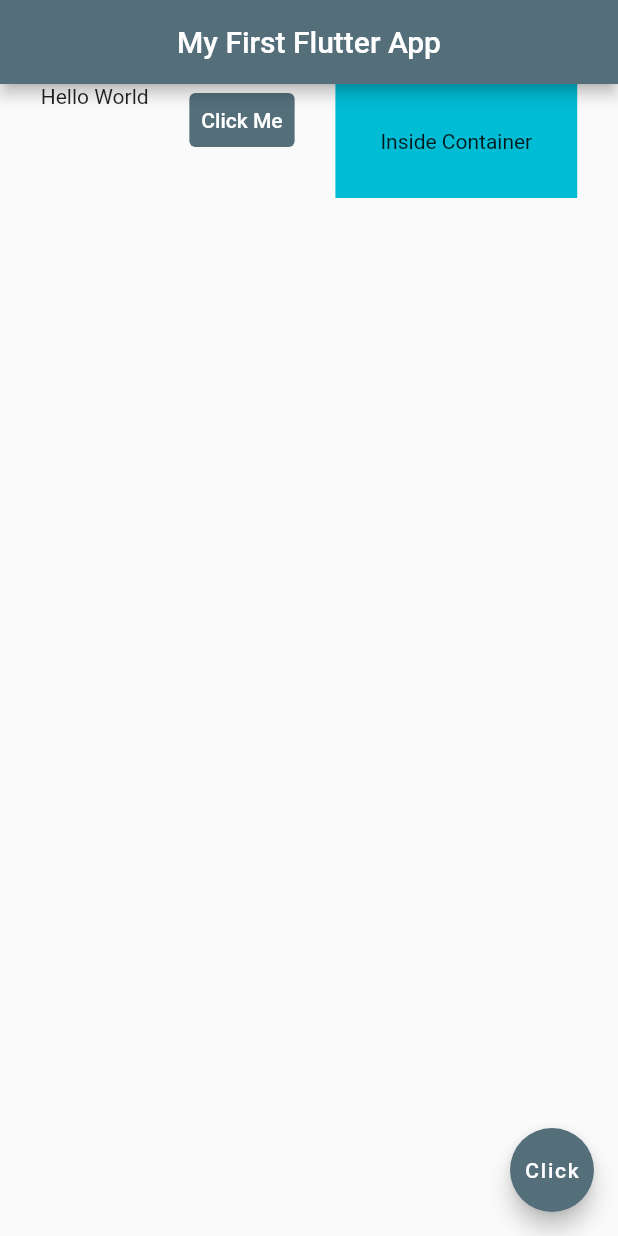
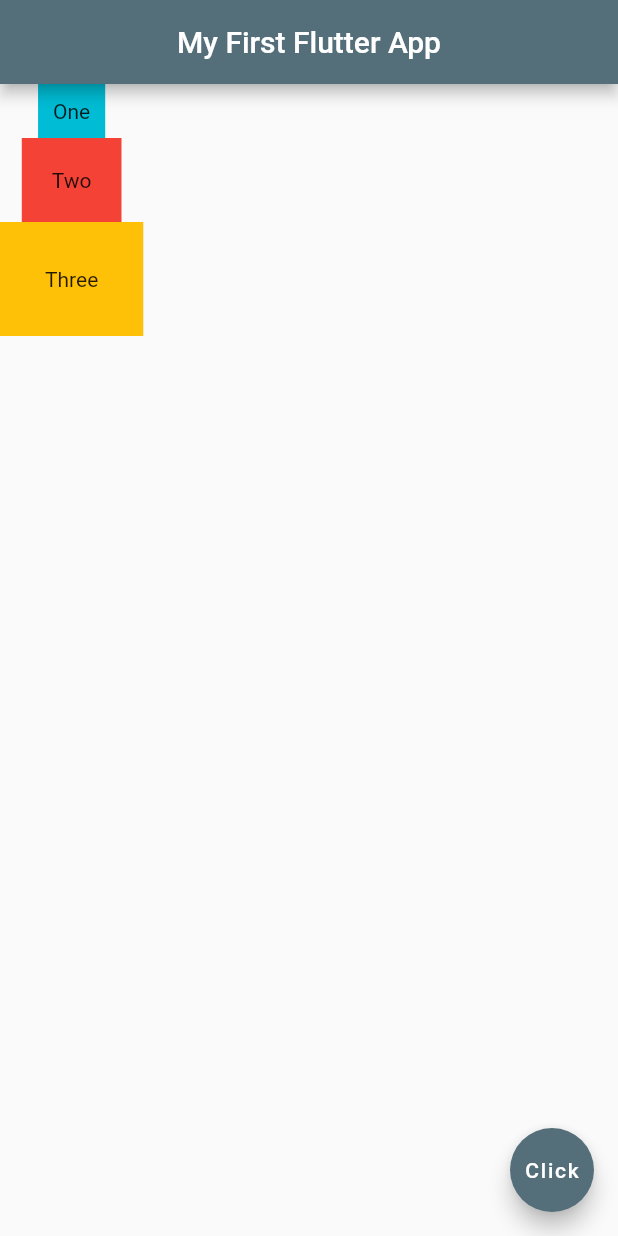
Before and after one commit to BUFONJOKER/First-Flutter-App, a Flutter app: the screen it shows after launch, on a phone screen of 412 x 824 dp. Run offline on Flutter 3.47's test engine with Material 2 defaults, Android fonts, the phone set to English and light mode, and no system bars; our stand-ins replace logger.

Commit message:
Day 2 column added with three containers

```diff
--- a/lib/main.dart
+++ b/lib/main.dart
@@ -1,20 +1,16 @@
 import 'package:flutter/material.dart';
 import 'package:logger/logger.dart';
 
-
 void main() {
-
   runApp(const MaterialApp(
     home: Home(),
   ));
 }
 
 final logger = Logger();
+
 class Home extends StatelessWidget {
-
-
   const Home({super.key});
-
 
   @override
   Widget build(BuildContext context) {
@@ -26,27 +22,26 @@ class Home extends StatelessWidget {
           centerTitle: true,
           backgroundColor: Colors.blueGrey[600],
         ),
-
-        body:  Row(
-          mainAxisAlignment: MainAxisAlignment.spaceEvenly,
-          crossAxisAlignment: CrossAxisAlignment.start,
+        body:  Column(
           children: [
-            const Text('Hello World'),
-            TextButton(
-              onPressed: () {},
-              style: TextButton.styleFrom(
-                foregroundColor: Colors.white,
-                backgroundColor: Colors.blueGrey[600],
-              ),
-              child:  const Text('Click Me'),
+            Container(
+              padding: const EdgeInsets.all(10),
+              color: Colors.cyan,
+              child: const Text('One'),
             ),
             Container(
-              color: Colors.cyan,
-              padding: const EdgeInsets.all(30.0),
-              child: const Text('Inside Container'),
+              padding: const EdgeInsets.all(20),
+              color: Colors.red,
+              child: const Text('Two'),
+            ),
+            Container(
+              padding: const EdgeInsets.all(30),
+              color: Colors.amber,
+              child: const Text('Three'),
             ),
           ],
         ),
+
         floatingActionButton: FloatingActionButton(
           onPressed: () {},
           backgroundColor: Colors.blueGrey[600],
```
